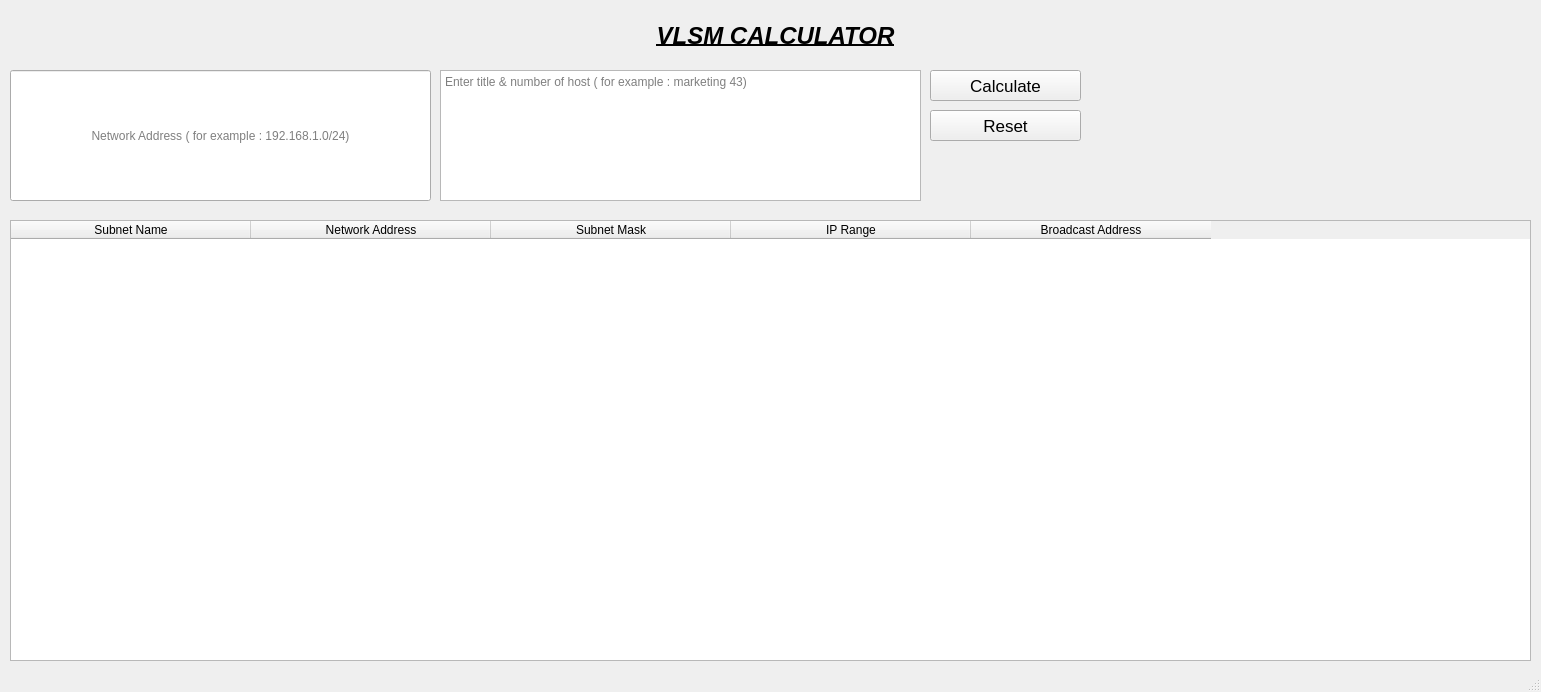
First picture: the form in VLSM_Calculator/app.ui, repository Shad-Alam/VLSM-Calculator-App, before the edit.
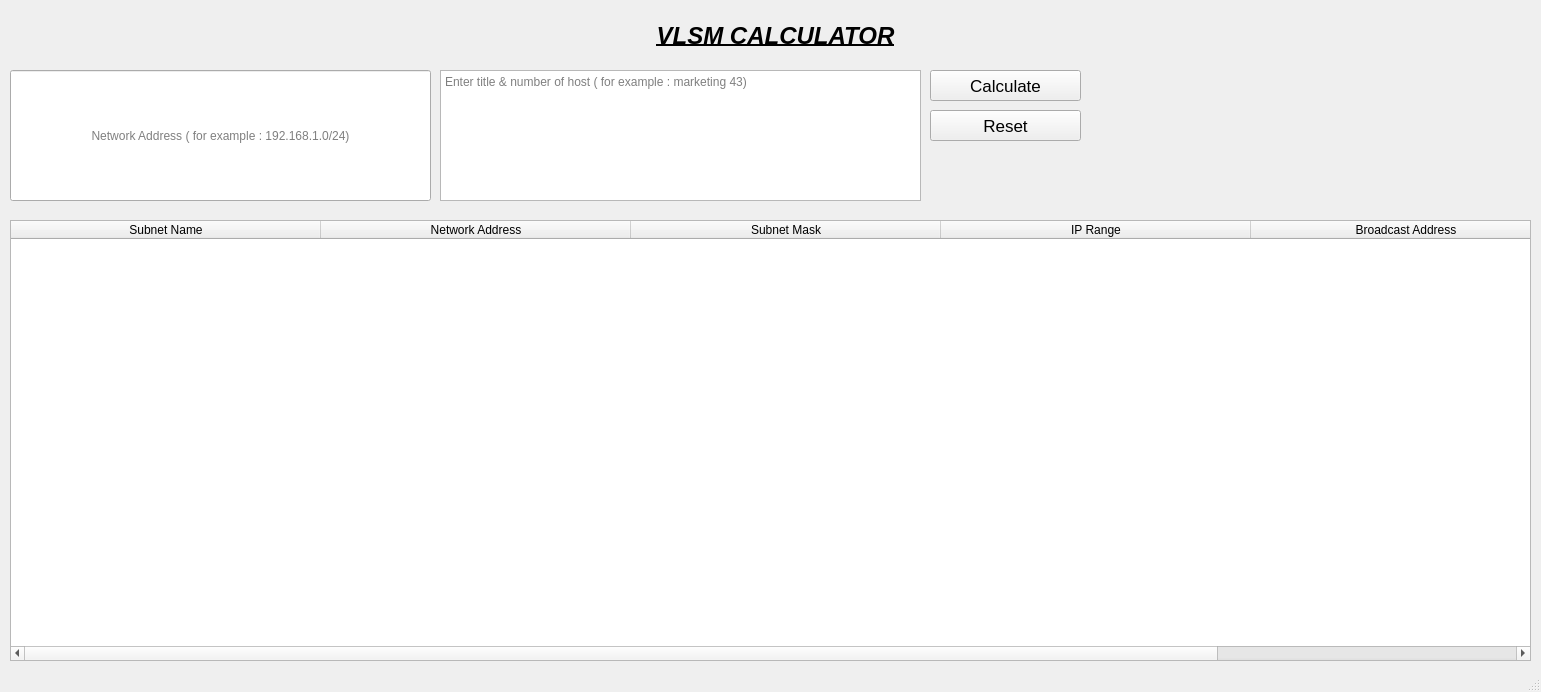
Second picture: the form after the edit.

Diff of the .ui file:
```diff
--- a/VLSM_Calculator/app.ui
+++ b/VLSM_Calculator/app.ui
@@ -114,7 +114,7 @@
      </rect>
     </property>
     <attribute name="horizontalHeaderDefaultSectionSize">
-     <number>240</number>
+     <number>310</number>
     </attribute>
     <column>
      <property name="text">
```
